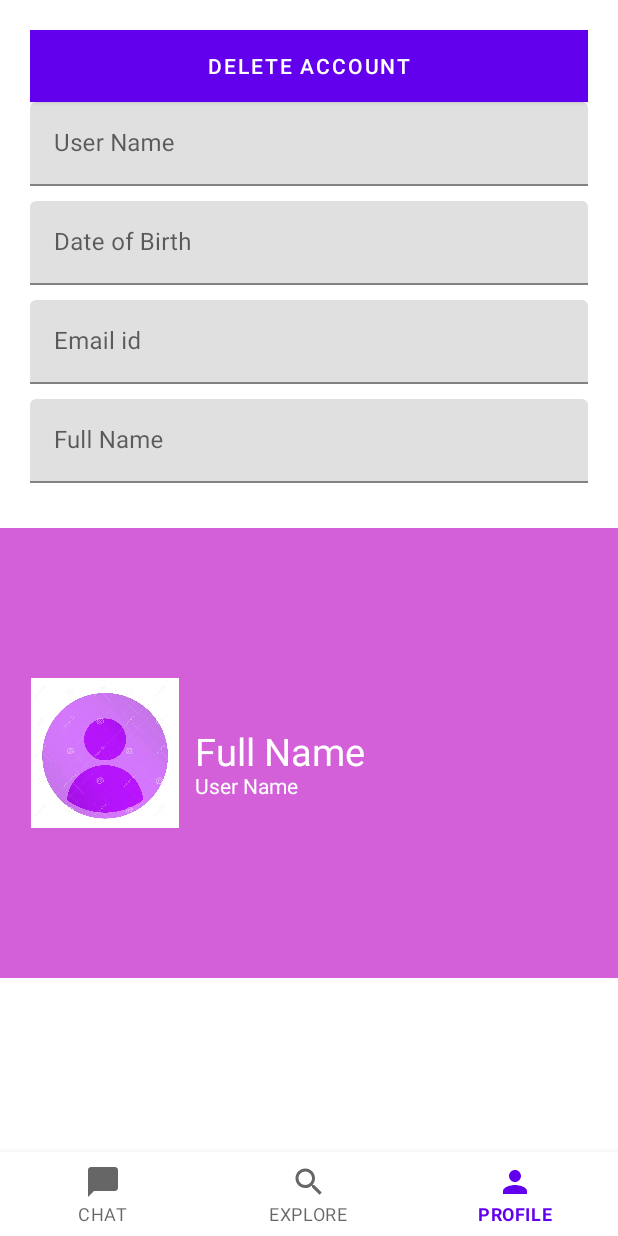
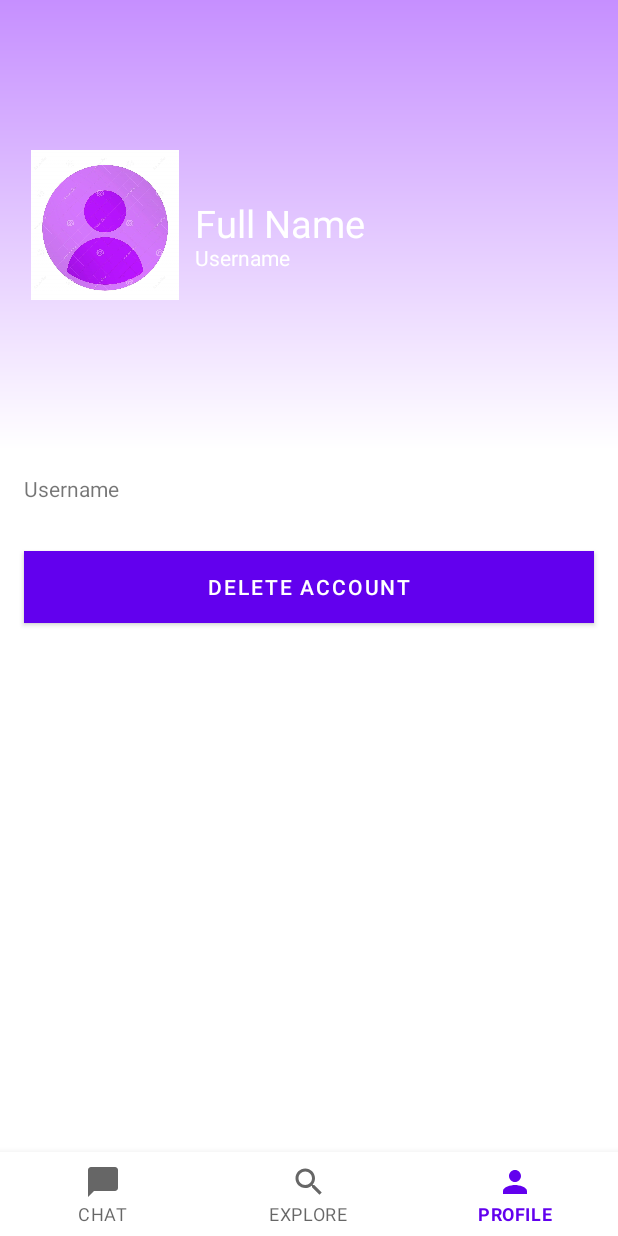
Before and after one commit to saketha-yellanki/Find-Yourself, an Android app: the screen it shows after launch once a user with an empty profile is signed in (MainActivity), item 3 of the bottom bar chosen, on a phone screen of 412 x 824 dp. Run offline under Robolectric (Android 15) with nearby library versions, the phone set to English and light mode, and no system bars; our stand-ins replace Firebase (no records; nobody signed in at launch, a user with empty details on screens opened directly); Roboto replaces fonts that are not available here; 4 statements that could not run were skipped.

Commit message:
changes profile
Signed-off-by: “SakethaYellanki“ <sakethayellanki05@gmail.com>

```diff
--- /dev/null
+++ b/FindYourself/app/src/main/res/drawable/gradient.xml
@@ -0,0 +1,8 @@
+<?xml version="1.0" encoding="utf-8"?>
+<shape xmlns:android="http://schemas.android.com/apk/res/android"
+    android:shape="rectangle">
+    <gradient
+        android:angle="270"
+        android:endColor="@android:color/white"
+        android:startColor="@color/colorPrimaryLight" />
+</shape>
--- a/FindYourself/app/src/main/res/layout/fragment_profile.xml
+++ b/FindYourself/app/src/main/res/layout/fragment_profile.xml
@@ -10,79 +10,10 @@
         android:layout_height="match_parent"
         android:orientation="vertical">
 
-        <LinearLayout
-            android:layout_width="match_parent"
-            android:layout_height="wrap_content"
-            android:orientation="vertical"
-            android:padding="20dp">
-
-            <Button
-                android:layout_width="match_parent"
-                android:layout_height="wrap_content"
-                android:background="#D755ED"
-                android:text="Delete Account"
-                android:textColor="#ffffff">
-
-            </Button>
-
-            <com.google.android.material.textfield.TextInputLayout
-                android:layout_width="match_parent"
-                android:layout_height="wrap_content"
-                android:layout_marginBottom="10dp"
-                android:hint="User Name">
-
-                <com.google.android.material.textfield.TextInputEditText
-                    android:layout_width="match_parent"
-                    android:layout_height="wrap_content"
-                    android:drawablePadding="10dp"
-                    android:text="" />
-            </com.google.android.material.textfield.TextInputLayout>
-
-            <com.google.android.material.textfield.TextInputLayout
-                android:layout_width="match_parent"
-                android:layout_height="wrap_content"
-                android:layout_marginBottom="10dp"
-                android:hint="Date of Birth">
-
-                <com.google.android.material.textfield.TextInputEditText
-                    android:layout_width="match_parent"
-                    android:layout_height="wrap_content"
-                    android:drawablePadding="10dp"
-                    android:text="" />
-            </com.google.android.material.textfield.TextInputLayout>
-
-            <com.google.android.material.textfield.TextInputLayout
-                android:layout_width="match_parent"
-                android:layout_height="wrap_content"
-                android:layout_marginBottom="10dp"
-                android:hint="Email id">
-
-                <com.google.android.material.textfield.TextInputEditText
-                    android:layout_width="match_parent"
-                    android:layout_height="wrap_content"
-                    android:drawablePadding="10dp"
-                    android:text="" />
-            </com.google.android.material.textfield.TextInputLayout>
-
-            <com.google.android.material.textfield.TextInputLayout
-                android:layout_width="match_parent"
-                android:layout_height="wrap_content"
-                android:layout_marginBottom="10dp"
-                android:hint="Full Name">
-
-                <com.google.android.material.textfield.TextInputEditText
-                    android:layout_width="match_parent"
-                    android:layout_height="wrap_content"
-                    android:drawablePadding="10dp"
-                    android:text="" />
-            </com.google.android.material.textfield.TextInputLayout>
-
-        </LinearLayout>
-
         <RelativeLayout
             android:layout_width="match_parent"
             android:layout_height="300dp"
-            android:background="#d35fd9"
+            android:background="@drawable/gradient"
             android:padding="20dp">
 
             <ImageView
@@ -92,7 +23,7 @@
                 android:layout_centerVertical="true"
                 android:src="@drawable/profile_icon" />
 
-            <TextView
+            <com.google.android.material.textview.MaterialTextView
                 android:id="@+id/full_name"
                 android:layout_width="wrap_content"
                 android:layout_height="wrap_content"
@@ -100,27 +31,47 @@
                 android:layout_marginLeft="10dp"
                 android:layout_toRightOf="@id/profile_image"
                 android:includeFontPadding="false"
-                android:text="Full Name"
+                android:text="@string/fullname"
                 android:textColor="#ffffff"
                 android:textSize="25sp" />
 
-            <TextView
+            <com.google.android.material.textview.MaterialTextView
                 android:layout_width="wrap_content"
                 android:layout_height="wrap_content"
                 android:layout_below="@id/full_name"
                 android:layout_marginLeft="10dp"
                 android:layout_toRightOf="@id/profile_image"
                 android:includeFontPadding="false"
-                android:text="User Name"
+                android:text="@string/username"
                 android:textColor="#ffffff"
                 android:textSize="14sp" />
         </RelativeLayout>
+
+        <LinearLayout
+            android:layout_width="match_parent"
+            android:layout_height="wrap_content"
+            android:orientation="vertical"
+            android:layout_margin="16dp">
+
+            <com.google.android.material.textview.MaterialTextView
+                android:layout_width="match_parent"
+                android:layout_height="wrap_content"
+                android:text="@string/username" />
+
+        </LinearLayout>
+
+        <com.google.android.material.button.MaterialButton
+            android:layout_width="match_parent"
+            android:layout_height="wrap_content"
+            android:layout_margin="16dp"
+            android:background="@color/colorPrimary"
+            android:text="@string/delete_acc"
+            android:textColor="@android:color/white">
+
+        </com.google.android.material.button.MaterialButton>
 
 
     </LinearLayout>
 
 
-    <!-- TODO: Update blank fragment layout -->
-
-
 </ScrollView>
--- a/FindYourself/app/src/main/res/values/strings.xml
+++ b/FindYourself/app/src/main/res/values/strings.xml
@@ -26,4 +26,6 @@
     <string name="chat">CHAT</string>
     <string name="explore">EXPLORE</string>
     <string name="profile">PROFILE</string>
+    <string name="delete_acc">DELETE ACCOUNT</string>
+    <string name="update_acc">Update Profile</string>
 </resources>
```
